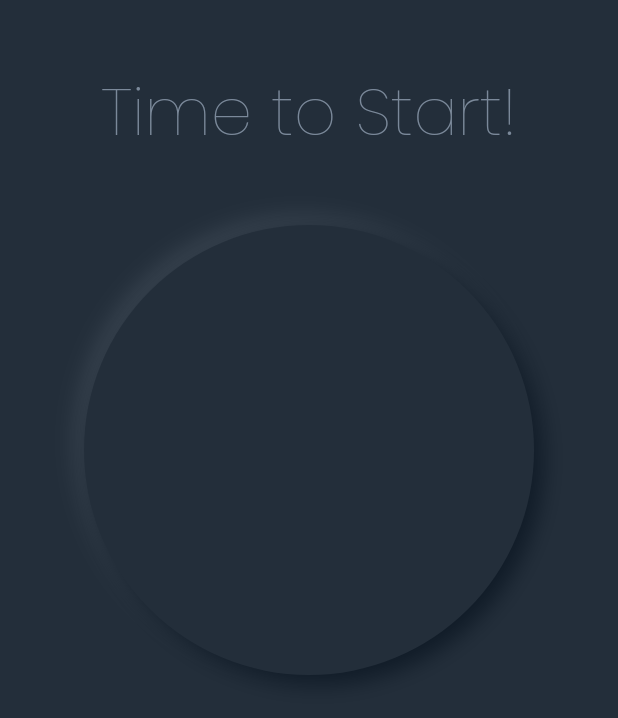
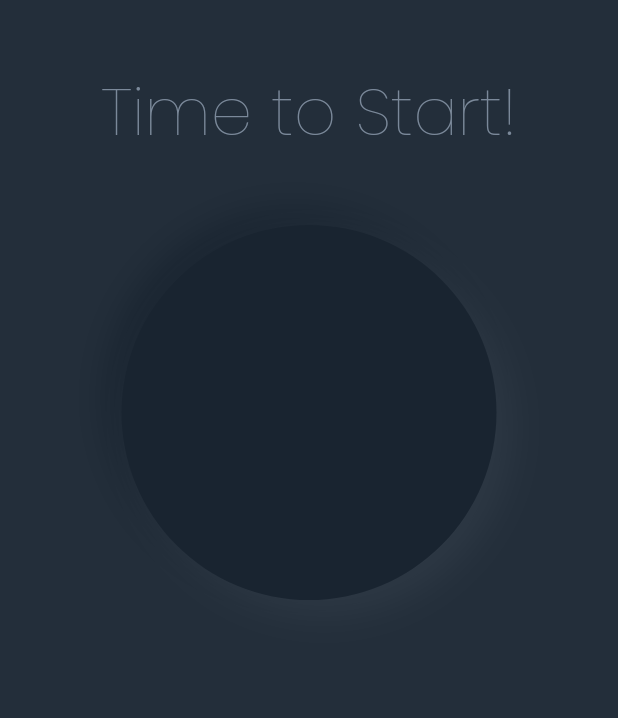
Before and after one commit to AbhinavRobinson/flutter-timer, a Flutter app: the screen it shows after launch, on a phone screen of 412 x 824 dp. Shown: the top 718 px of the screen. Run offline on Flutter 3.47's test engine with Material 2 defaults, Android fonts, the phone set to English and light mode, and no system bars; drawn by our look-alikes of clay_containers; our stand-ins replace google_fonts; statements that could not run were skipped.

Commit message:
(feat): playing with clay@2

```diff
--- a/lib/main.dart
+++ b/lib/main.dart
@@ -15,6 +15,7 @@ class MyApp extends StatelessWidget {
       title: 'Pomodoro Timer',
       theme: ThemeData(
         primaryColor: Color.fromRGBO(35, 46, 58, 1),
+        accentColor: Color.fromRGBO(56, 67, 81, 1),
         visualDensity: VisualDensity.adaptivePlatformDensity,
       ),
       home: HomeScreen(),
--- a/lib/widgets/clock.dart
+++ b/lib/widgets/clock.dart
@@ -17,8 +17,11 @@ class _ClockState extends State<Clock> {
         child: Center(
           child: ClayContainer(
             color: Theme.of(context).primaryColor,
-            height: 300.0,
-            width: 300.0,
+            emboss: true,
+            height: 250.0,
+            width: 250.0,
+            depth: 10,
+            spread: 10,
             borderRadius: 999.9,
           ),
         ),
```
